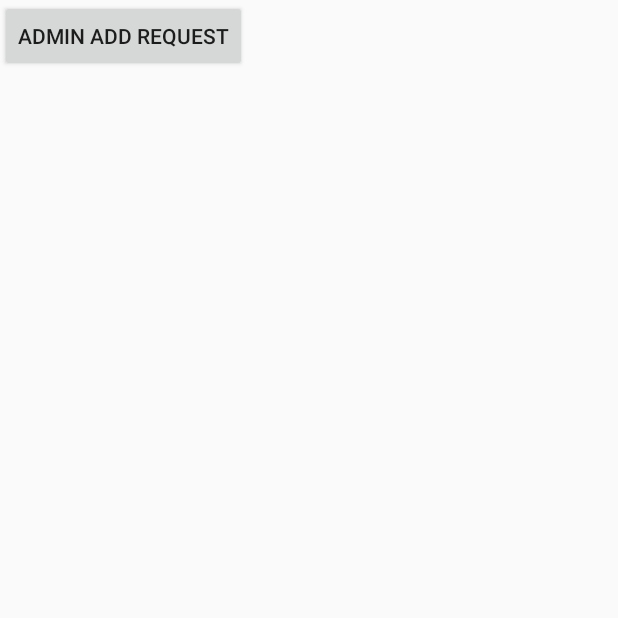
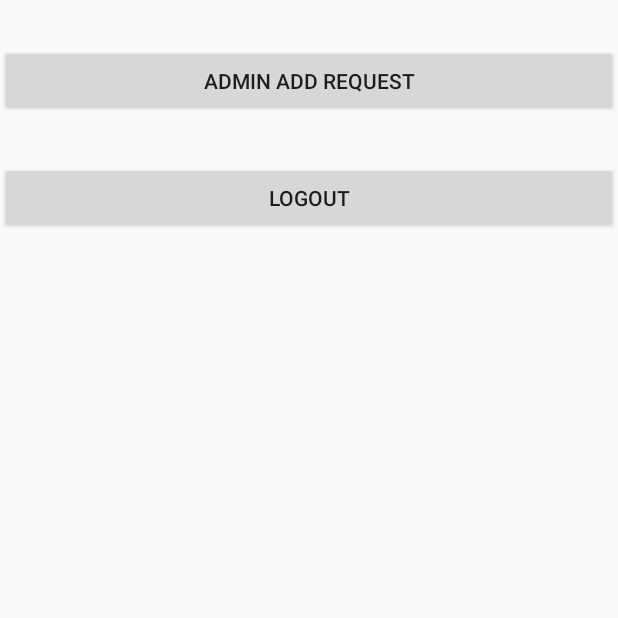
Before and after one commit to anirudh1107/signup, an Android app: the HomeActivity screen opened directly, with no data from a screen before it, on a phone screen of 412 x 824 dp, the top half of it. Run offline under Robolectric (Android 15) with nearby library versions, the phone set to English and light mode, and no system bars; our stand-ins replace Firebase (no records; nobody signed in at launch, a user with empty details on screens opened directly).

Commit message:
stan-logout btn added

```diff
--- a/app/src/main/res/layout/activity_home.xml
+++ b/app/src/main/res/layout/activity_home.xml
@@ -1,13 +1,24 @@
 <?xml version="1.0" encoding="utf-8"?>
-<RelativeLayout
+<LinearLayout
     xmlns:android="http://schemas.android.com/apk/res/android"
     android:layout_width="match_parent"
-    android:layout_height="match_parent">
+    android:layout_height="match_parent"
+    android:orientation="vertical">
     <Button
-        android:layout_width="wrap_content"
+        android:layout_width="match_parent"
         android:layout_height="wrap_content"
         android:text="Admin Add Request"
         android:id="@+id/home_activity_adminaddrequest_button"
+        android:layout_marginTop="30dp"
+        />
+    <Button
+        android:layout_width="match_parent"
+        android:layout_height="wrap_content"
+        android:text="LogOut"
+
+        android:layout_marginTop="30dp"
+        android:id="@+id/home_activity_mainadmin_logout"
         />
 
-</RelativeLayout>
+
+</LinearLayout>
```
